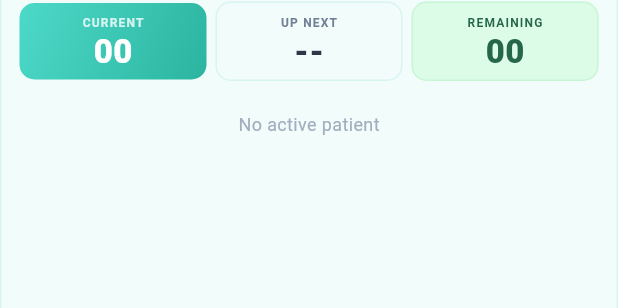
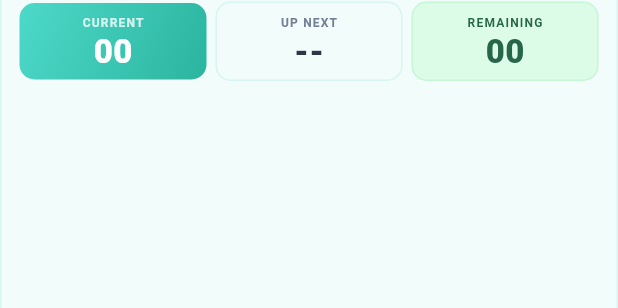
Before and after one commit to CHSM-App/QLess, a Flutter app: the _LiveQueueCard widget shown alone on an empty page, opened directly with empty values, on a phone screen of 412 x 824 dp. Shown: the part 138-446 px from the top of the screen. Run offline on Flutter 3.47's test engine with Material 3 defaults, Android fonts, the phone set to English and light mode, and no system bars; our stand-ins replace connectivity_plus, dio, firebase_core, firebase_messaging, flutter_local_notifications, flutter_riverpod and 11 more; accounts and stored records are empty; generated files the repository leaves out were written again; network calls fail.

Commit message:
feat: update patient list and booking screens with session handling and UI improvements

```diff
--- a/lib/presentation/doctor/screens/patient_list.dart
+++ b/lib/presentation/doctor/screens/patient_list.dart
@@ -801,11 +801,14 @@ class _SessionGroupedBodyState extends State<_SessionGroupedBody> {
     final all = widget.todayPatients
         .where((p) => p.bookingType == null || p.bookingType == 1)
         .toList();
+    // Match by queue_id: appointment.queueId must equal session.queueId
+    final queueId = session.queueId as int?;
+    if (queueId != null) {
+      return all.where((p) => p.queueId == queueId).toList();
+    }
+    // Fallback: if no queueId on session, return all (single session case)
     if (total <= 1) return all;
-    final chunk = (all.length / total).ceil();
-    final start = index * chunk;
-    final end   = (start + chunk).clamp(0, all.length);
-    return all.sublist(start, end);
+    return [];
   }
 }
 
@@ -906,75 +909,15 @@ class _SessionAccordion extends StatelessWidget {
                       onQueueStop: onQueueStop,
                     ),
 
-                    if (waitingPatients.isNotEmpty) ...[
-                      Padding(
-                        padding: const EdgeInsets.only(bottom: 8, top: 2),
-                        child: Row(children: [
-                          Container(
-                            width: 3, height: 14,
-                            decoration: BoxDecoration(
-                              color: kPrimary,
-                              borderRadius: BorderRadius.circular(4),
-                            ),
-                          ),
-                          const SizedBox(width: 8),
-                          const Text('Waiting',
-                              style: TextStyle(fontSize: 12, fontWeight: FontWeight.w700, color: kTextPrimary)),
-                          const SizedBox(width: 6),
-                          Container(
-                            padding: const EdgeInsets.symmetric(horizontal: 6, vertical: 1),
-                            decoration: BoxDecoration(
-                              color: kPrimaryLight,
-                              borderRadius: BorderRadius.circular(20),
-                            ),
-                            child: Text('${waitingPatients.length}',
-                                style: const TextStyle(fontSize: 9, fontWeight: FontWeight.w700, color: kPrimaryDark)),
-                          ),
-                        ]),
-                      ),
-                      ...waitingPatients.map((p) {
-                        final status    = p.status?.toLowerCase() ?? '';
-                        final isIP      = status == 'in_progress';
-                        final isQActive = globalQs == QueueState.running || globalQs == QueueState.paused;
-                        final hasIP     = sessionPatients.any(
-                            (x) => (x.status?.toLowerCase() ?? '') == 'in_progress');
-                        final nextBooked = waitingPatients
-                            .where((x) => (x.status?.toLowerCase() ?? '') == 'booked')
-                            .toList()
-                          ..sort((a, b) => (a.queueNumber ?? 0).compareTo(b.queueNumber ?? 0));
-                        bool accessible = false;
-                        if (isIP) {
-                          accessible = true;
-                        } else if (isQActive && status == 'booked') {
-                          accessible = !hasIP && p.queueNumber == nextBooked.firstOrNull?.queueNumber;
-                        } else if (status == 'skipped') {
-                          accessible = true;
-                        }
-                        // Session locked किंवा queue idle → buttons disable
-                        final bool queueActive = queueState == QueueState.running || queueState == QueueState.paused;
-                        final bool effectiveAccessible =
-                            controlsEnabled && (status == 'skipped' ? accessible : queueActive && accessible);
-                        final VoidCallback? effectiveSkip = controlsEnabled && queueActive && accessible && status == 'booked'
-                            ? () => onSkip(p) : null;
-
-                        return Padding(
-                          padding: const EdgeInsets.only(bottom: 8),
-                          child: _PatientCard(
-                            key: ValueKey(p.appointmentId),
-                            patient: p,
-                            tab: _Tab.today,
-                            accessible: effectiveAccessible,
-                            selected: selected?.appointmentId == p.appointmentId,
-                            onTap: onSelect != null ? () => onSelect!(p) : null,
-                            onStart: () => onStart(p),
-                            onSkip: effectiveSkip,
-                            onPrescription: () => onPrescription(p),
-                            onCancel: () => onCancel(p),
-                          ),
-                        );
-                      }),
-                    ] else if ((currentPatient?.status?.toLowerCase() ?? '') != 'in_progress')
-                      Container(
+                    Builder(builder: (_) {
+                        final allWaiting = [
+                          if (currentPatient != null) currentPatient!,
+                          ...waitingPatients,
+                        ];
+                        final queueStarted = queueState == QueueState.running || queueState == QueueState.paused;
+
+                        if (allWaiting.isEmpty) {
+                          return Container(
                             padding: const EdgeInsets.symmetric(vertical: 16),
                             alignment: Alignment.center,
                             child: Column(
@@ -994,7 +937,83 @@ class _SessionAccordion extends StatelessWidget {
                                     style: TextStyle(color: kTextMuted, fontSize: 12, fontWeight: FontWeight.w500)),
                               ],
                             ),
-                      ),
+                          );
+                        }
+
+                        return Column(
+                          crossAxisAlignment: CrossAxisAlignment.start,
+                          children: [
+                            Padding(
+                              padding: const EdgeInsets.only(bottom: 8, top: 2),
+                              child: Row(children: [
+                                Container(
+                                  width: 3, height: 14,
+                                  decoration: BoxDecoration(
+                                    color: kPrimary,
+                                    borderRadius: BorderRadius.circular(4),
+                                  ),
+                                ),
+                                const SizedBox(width: 8),
+                                const Text('Waiting',
+                                    style: TextStyle(fontSize: 12, fontWeight: FontWeight.w700, color: kTextPrimary)),
+                                const SizedBox(width: 6),
+                                Container(
+                                  padding: const EdgeInsets.symmetric(horizontal: 6, vertical: 1),
+                                  decoration: BoxDecoration(
+                                    color: kPrimaryLight,
+                                    borderRadius: BorderRadius.circular(20),
+                                  ),
+                                  child: Text('${allWaiting.length}',
+                                      style: const TextStyle(fontSize: 9, fontWeight: FontWeight.w700, color: kPrimaryDark)),
+                                ),
+                              ]),
+                            ),
+                            ...allWaiting.map((p) {
+                              final status     = p.status?.toLowerCase() ?? '';
+                              final isIP       = status == 'in_progress';
+                              final isCurrent  = p.appointmentId == currentPatient?.appointmentId;
+                              final isHighlighted = isCurrent && queueStarted;
+                              final isQActive  = globalQs == QueueState.running || globalQs == QueueState.paused;
+                              final hasIP      = sessionPatients.any(
+                                  (x) => (x.status?.toLowerCase() ?? '') == 'in_progress');
+                              final nextBooked = allWaiting
+                                  .where((x) => (x.status?.toLowerCase() ?? '') == 'booked')
+                                  .toList()
+                                ..sort((a, b) => (a.queueNumber ?? 0).compareTo(b.queueNumber ?? 0));
+                              bool accessible = false;
+                              if (isIP) {
+                                accessible = true;
+                              } else if (isQActive && status == 'booked') {
+                                accessible = !hasIP && p.queueNumber == nextBooked.firstOrNull?.queueNumber;
+                              } else if (status == 'skipped') {
+                                accessible = true;
+                              }
+                              final bool queueActive = queueState == QueueState.running || queueState == QueueState.paused;
+                              final bool effectiveAccessible =
+                                  controlsEnabled && (status == 'skipped' ? accessible : queueActive && accessible);
+                              final VoidCallback? effectiveSkip = controlsEnabled && queueActive && accessible && status == 'booked'
+                                  ? () => onSkip(p) : null;
+
+                              return Padding(
+                                padding: const EdgeInsets.only(bottom: 8),
+                                child: _PatientCard(
+                                  key: ValueKey(p.appointmentId),
+                                  patient: p,
+                                  tab: _Tab.today,
+                                  accessible: effectiveAccessible,
+                                  selected: selected?.appointmentId == p.appointmentId,
+                                  highlightBorder: isHighlighted,
+                                  onTap: onSelect != null ? () => onSelect!(p) : null,
+                                  onStart: () => onStart(p),
+                                  onSkip: effectiveSkip,
+                                  onPrescription: () => onPrescription(p),
+                                  onCancel: () => onCancel(p),
+                                ),
+                              );
+                            }),
+                          ],
+                        );
+                      }),
                   ],
                 ),
               ),
@@ -1131,23 +1150,6 @@ class _LiveQueueCard extends StatelessWidget {
     final next      = hasIP ? booked.firstOrNull : (booked.length > 1 ? booked[1] : null);
     final isRunning = qs == QueueState.running;
     final isStopped = qs == QueueState.stopped;
-    final name      = current?.patientName ?? current?.bookingFor ?? '—';
-    final inits     = name.trim().split(' ').take(2)
-        .map((w) => w.isNotEmpty ? w[0] : '').join().toUpperCase();
-
-    String info = '';
-    if (current != null) {
-      final parts = <String>[];
-      if (current.gender != null) parts.add(current.gender!);
-      final d = current.dob == null ? null : DateTime.tryParse(current.dob!);
-      if (d != null) {
-        final n = DateTime.now();
-        var y = n.year - d.year;
-        if (n.month < d.month || (n.month == d.month && n.day < d.day)) y--;
-        if (y >= 0) parts.add('$y yrs');
-      }
-      info = parts.join(' · ');
-    }
 
     return Padding(
       padding: const EdgeInsets.only(bottom: 10),
@@ -1246,109 +1248,6 @@ class _LiveQueueCard extends StatelessWidget {
             const SizedBox(width: 6),
             _TokBox(label: 'REMAINING', value: patients.length.toString().padLeft(2, '0'), isGreen: true),
           ]),
-          const SizedBox(height: 10),
-
-          // Current patient info
-          current == null
-              ? Container(
-                  padding: const EdgeInsets.symmetric(vertical: 10),
-                  alignment: Alignment.center,
-                  child: const Text('No active patient',
-                      style: TextStyle(color: kTextMuted, fontSize: 12)),
-                )
-              : Row(children: [
-                  Stack(children: [
-                    Container(
-                      width: 40, height: 40,
-                      decoration: const BoxDecoration(
-                        gradient: LinearGradient(
-                            colors: [_kGradFrom, _kGradTo],
-                            begin: Alignment.topLeft,
-                            end: Alignment.bottomRight),
-                        shape: BoxShape.circle,
-                      ),
-                      alignment: Alignment.center,
-                      child: Text(inits,
-                          style: const TextStyle(fontSize: 13, fontWeight: FontWeight.w800, color: Colors.white)),
-                    ),
-                    Positioned(bottom: 0, right: 0,
-                      child: Container(
-                        width: 10, height: 10,
-                        decoration: BoxDecoration(
-                          color: kSuccess, shape: BoxShape.circle,
-                          border: Border.all(color: kPrimaryLighter, width: 2),
-                        ),
-                      ),
-                    ),
-                  ]),
-                  const SizedBox(width: 8),
-                  Expanded(child: Column(
-                    crossAxisAlignment: CrossAxisAlignment.start,
-                    children: [
-                      Text(name,
-                          style: const TextStyle(fontSize: 12, fontWeight: FontWeight.w700, color: kTextPrimary),
-                          overflow: TextOverflow.ellipsis),
-                      if (info.isNotEmpty)
-                        Text(info, style: const TextStyle(fontSize: 10, color: kTextSecondary)),
-                    ],
-                  )),
-                  Container(
-                    padding: const EdgeInsets.symmetric(horizontal: 8, vertical: 4),
-                    decoration: BoxDecoration(color: kPrimary, borderRadius: BorderRadius.circular(7)),
-                    child: const Text('Now',
-                        style: TextStyle(fontSize: 10, fontWeight: FontWeight.w700, color: Colors.white)),
-                  ),
-                ]),
-
-          // Skip / Start Session buttons —  controlsEnabled
-          // queue running/paused   Skip+Start
-          if (controlsEnabled && (qs == QueueState.running || qs == QueueState.paused)) ...[
-            const SizedBox(height: 10),
-            Row(children: [
-              Expanded(child: GestureDetector(
-                onTap: current != null ? () => onSkip(current) : null,
-                child: Opacity(
-                  opacity: current != null ? 1.0 : 0.4,
-                  child: Container(
-                    padding: const EdgeInsets.symmetric(vertical: 9),
-                    decoration: BoxDecoration(
-                      color: kRedLight,
-                      borderRadius: BorderRadius.circular(10),
-                      border: Border.all(color: kRedBorder),
-                    ),
-                    alignment: Alignment.center,
-                    child: const Text('⏭  Skip',
-                        style: TextStyle(fontSize: 11, fontWeight: FontWeight.w700, color: kRedDark)),
-                  ),
-                ),
-              )),
-              const SizedBox(width: 8),
-              Expanded(flex: 2, child: GestureDetector(
-                onTap: current != null ? () => onStart(current) : null,
-                child: Container(
-                  padding: const EdgeInsets.symmetric(vertical: 9),
-                  decoration: BoxDecoration(
-                    gradient: current != null
-                        ? const LinearGradient(
-                            colors: [_kGradFrom, _kGradTo],
-                            begin: Alignment.topLeft,
-                            end: Alignment.bottomRight)
-                        : null,
-                    color: current == null ? kBorder : null,
-                    borderRadius: BorderRadius.circular(10),
-                  ),
-                  alignment: Alignment.center,
-                  child: Text(
-                    (current?.status?.toLowerCase() ?? '') == 'in_progress'
-                        ? '▶  Continue' : '▶  Start Session',
-                    style: TextStyle(
-                        fontSize: 11, fontWeight: FontWeight.w700,
-                        color: current != null ? Colors.white : kTextMuted),
-                  ),
-                ),
-              )),
-            ]),
-          ],
         ]),
       ),
     );
@@ -1928,6 +1827,7 @@ class _PatientCard extends StatelessWidget {
   final AppointmentList patient;
   final _Tab tab;
   final bool accessible, selected;
+  final bool highlightBorder;
   final VoidCallback? onTap, onSkip;
   final VoidCallback onStart, onPrescription, onCancel;
 
@@ -1942,6 +1842,7 @@ class _PatientCard extends StatelessWidget {
     required this.onSkip,
     required this.onPrescription,
     required this.onCancel,
+    this.highlightBorder = false,
   });
 
   ({Color bg, Color fg}) get _av =>
@@ -1991,11 +1892,18 @@ class _PatientCard extends StatelessWidget {
         decoration: BoxDecoration(
           color: Colors.white,
           borderRadius: BorderRadius.circular(12),
-          border: Border.all(color: selected ? kPrimary : kBorder, width: selected ? 1.5 : 1),
+          border: Border.all(
+            color: selected ? kPrimary : highlightBorder ? const Color(0xFF0E9384) : kBorder,
+            width: selected ? 1.5 : highlightBorder ? 2 : 1,
+          ),
           boxShadow: [
             BoxShadow(
-              color: selected ? kPrimary.withOpacity(0.10) : Colors.black.withOpacity(0.03),
-              blurRadius: selected ? 10 : 4,
+              color: selected
+                  ? kPrimary.withOpacity(0.10)
+                  : highlightBorder
+                      ? const Color(0xFF0E9384).withOpacity(0.14)
+                      : Colors.black.withOpacity(0.03),
+              blurRadius: selected || highlightBorder ? 10 : 4,
               offset: const Offset(0, 2),
             ),
           ],
--- a/lib/presentation/patient/screens/doctor_explore.dart
+++ b/lib/presentation/patient/screens/doctor_explore.dart
@@ -10,7 +10,6 @@ import 'package:qless/presentation/patient/screens/location_services.dart';
 
 // ── Colour palette (mirrors home_screen.dart) ─────────────────────────────────
 const _kPrimary      = Color(0xFF26C6B0);
-const _kPrimaryDark  = Color(0xFF2BB5A0);
 const _kPrimaryLight = Color(0xFFD9F5F1);
 
 const _kTextPrimary   = Color(0xFF2D3748);
@@ -18,8 +17,6 @@ const _kTextSecondary = Color(0xFF718096);
 const _kTextMuted     = Color(0xFFA0AEC0);
 
 const _kBorder  = Color(0xFFEDF2F7);
-const _kDivider = Color(0xFFE5E7EB);
-
 const _kError      = Color(0xFFFC8181);
 const _kRedLight   = Color(0xFFFEE2E2);
 const _kSuccess    = Color(0xFF68D391);
```
Also changed, not shown: lib/presentation/patient/screens/book_appointment_screen.dart (+197 -175 lines). Lines whose indentation alone changed are shown as unchanged.
